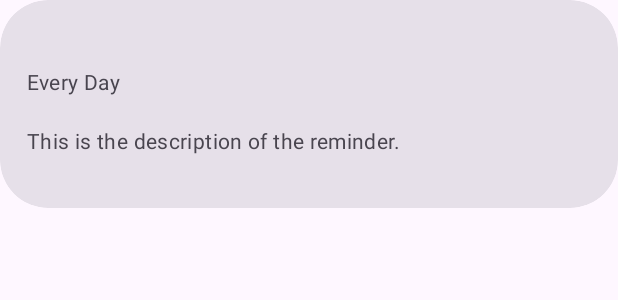
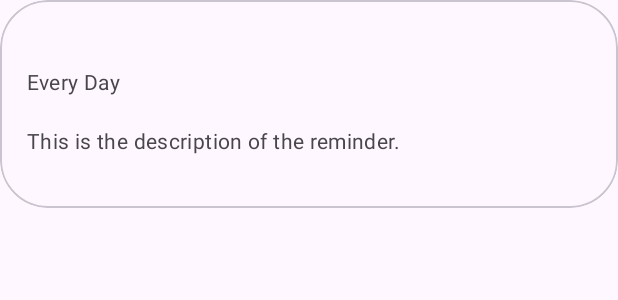
Before and after one commit to Pascal1414/Reminder-App, an Android app: the layout widget_config_item.xml on its own in the app's theme, with its tools: preview values and no code run, on a phone screen of 412 x 824 dp. Shown: the top 300 px of the screen. Run offline under Robolectric (Android 15) with nearby library versions, the phone set to English and light mode, and no system bars.

Commit message:
Update widget_config_items.xml

```diff
--- a/app/src/main/res/layout/widget_config_item.xml
+++ b/app/src/main/res/layout/widget_config_item.xml
@@ -2,7 +2,6 @@
 
 <com.google.android.material.card.MaterialCardView xmlns:android="http://schemas.android.com/apk/res/android"
     xmlns:app="http://schemas.android.com/apk/res-auto"
-    style="?attr/materialCardViewFilledStyle"
     android:layout_width="match_parent"
     android:layout_height="wrap_content"
     android:layout_marginBottom="18dp"
```
